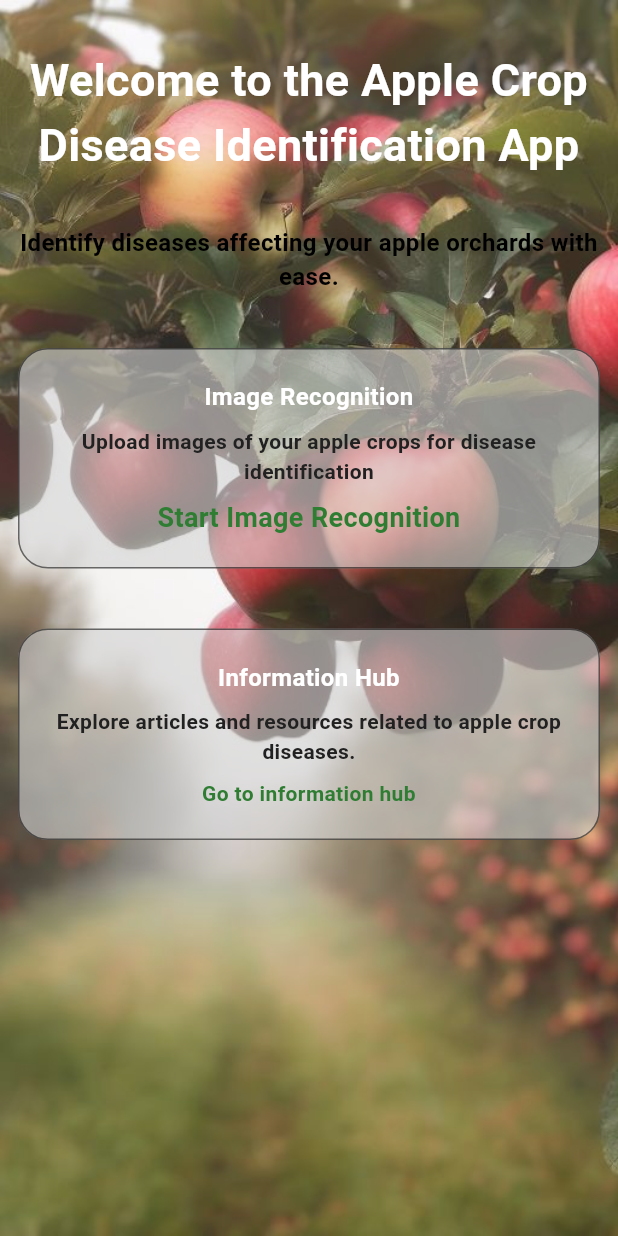
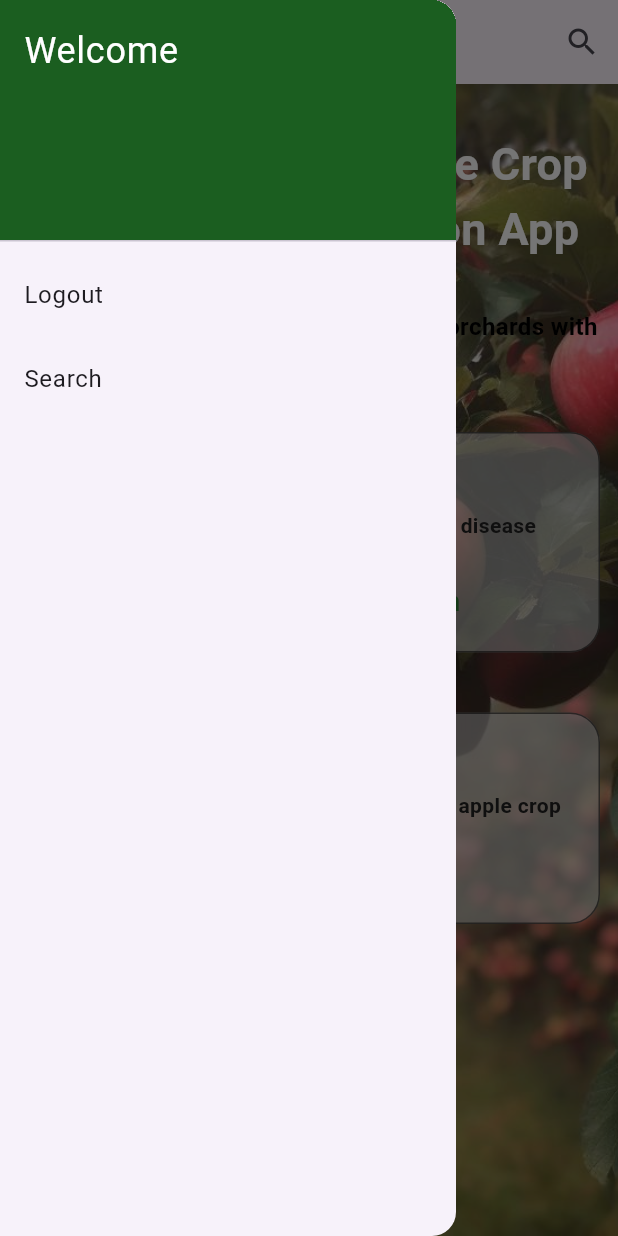
Before and after one commit to satyadivyapedapati/pdd-app-main, a Flutter app: the LandingScreen screen opened directly, with the side drawer open (before the commit the screen has no drawer), on a phone screen of 412 x 824 dp. Run offline on Flutter 3.47's test engine with Material 3 defaults, Android fonts, the phone set to English and light mode, and no system bars; our stand-ins replace firebase_auth, firebase_core, flutter_bloc, get, get_storage, google_fonts and 1 more; missing offline and left inert: tflite_v2; accounts and stored records are empty.

```diff
--- a/lib/pages/home/end-user/landing_page.dart
+++ b/lib/pages/home/end-user/landing_page.dart
@@ -1,31 +1,95 @@
 import 'package:flutter/material.dart';
-import 'package:flutter/src/widgets/container.dart';
-import 'package:flutter/src/widgets/framework.dart';
-import 'package:get/get.dart';
-import 'package:get/get_core/src/get_main.dart';
-import 'package:google_fonts/google_fonts.dart';
-import 'package:plant_disease_detector/pages/home/home_screen.dart';
 import 'package:plant_disease_detector/pages/home/image_picker.dart';
 import 'package:plant_disease_detector/pages/login/login_screen.dart';
-import 'package:plant_disease_detector/utils/constants.dart';
-import 'package:plant_disease_detector/utils/widgets/appbar.dart';
-import 'package:plant_disease_detector/utils/widgets/common_widget.dart';
+import 'package:plant_disease_detector/pages/login/search_screen.dart';
 
-class LandingScreen extends StatefulWidget {
-  const LandingScreen({super.key});
+class LandingScreen extends StatelessWidget {
+  const LandingScreen({Key? key}) : super(key: key);
 
   @override
-  State<LandingScreen> createState() => _LandingScreenState();
-}
+  Widget build(BuildContext context) {
+    return Scaffold(
+      appBar: AppBar(
+        title: const Text('Landing Screen'),
+        actions: [
+          IconButton(
+            icon: const Icon(Icons.search),
+            onPressed: () {
+              Navigator.pushNamed(context, SearchScreen.routeName);
+            },
+          ),
+        ],
+      ),
+      drawer: NavigationDrawer(),
+      body: SafeArea(
+        child: GestureDetector(
+          onTap: () {
+            Navigator.push(
+              context,
+              MaterialPageRoute(
+                builder: (context) => const ImagePickerScreen(),
+              ),
+            );
+          },
+          child: Container(
+            decoration: const BoxDecoration(
+              image: DecorationImage(
+                image: AssetImage("assets/images/image-recognition-page.jpg"),
+                fit: BoxFit.cover,
+                opacity: 0.9,
+              ),
+            ),
+            child: Column(
+              children: [
+                const SizedBox(
+                  height: 32,
+                ),
+                const Text(
+                  'Welcome to the Apple Crop Disease Identification App',
+                  textAlign: TextAlign.center,
+                  style: TextStyle(
+                    color: Colors.white,
+                    fontSize: 30,
+                    fontWeight: FontWeight.w700,
+                  ),
+                ),
+                const SizedBox(
+                  height: 32,
+                ),
+                const Text(
+                  'Identify diseases affecting your apple orchards with ease.',
+                  textAlign: TextAlign.center,
+                  style: TextStyle(
+                    color: Colors.black,
+                    fontSize: 16,
+                    fontWeight: FontWeight.w700,
+                  ),
+                ),
+                const SizedBox(
+                  height: 16,
+                ),
+                _imgRecognition(),
+                _infoHub(),
+                const SizedBox(height: 5),
+              ],
+            ),
+          ),
+        ),
+      ),
+    );
+  }
 
-class _LandingScreenState extends State<LandingScreen> {
   Container _imgRecognition() {
     return Container(
       margin: const EdgeInsets.symmetric(horizontal: 12.0, vertical: 20.0),
       padding: const EdgeInsets.all(20),
       decoration: BoxDecoration(
         color: const Color.fromRGBO(
-            211, 211, 211, .6), //here i want to add opacity
+          211,
+          211,
+          211,
+          .6,
+        ),
         border: Border.all(
           color: Colors.black54,
         ),
@@ -36,55 +100,42 @@
           bottomRight: Radius.circular(20.0),
         ),
       ),
-      child: GestureDetector(
-        onTap: () {
-          Navigator.push(
-            context,
-            MaterialPageRoute(
-              builder: (context) =>
-                  //  VerifyScreen()
-                  // ForgetScreen()
-                  const ImagePickerScreen(),
+      child: Column(
+        children: [
+          const Text(
+            'Image Recognition',
+            textAlign: TextAlign.center,
+            style: TextStyle(
+              color: Colors.white,
+              fontSize: 16,
+              fontWeight: FontWeight.w700,
             ),
-          );
-        },
-        child: Column(
-          children: [
-            const Text(
-              'Image Recognition',
-              textAlign: TextAlign.center,
-              style: TextStyle(
-                color: Colors.white,
-                fontSize: 16,
-                fontWeight: FontWeight.w700,
-              ),
+          ),
+          const SizedBox(
+            height: 8,
+          ),
+          Text(
+            'Upload images of your apple crops for disease identification',
+            textAlign: TextAlign.center,
+            style: TextStyle(
+              color: Colors.grey.shade900,
+              fontSize: 14,
+              fontWeight: FontWeight.w700,
             ),
-            const SizedBox(
-              height: 8,
+          ),
+          const SizedBox(
+            height: 8,
+          ),
+          Text(
+            'Start Image Recognition',
+            textAlign: TextAlign.center,
+            style: TextStyle(
+              color: Colors.green.shade800,
+              fontSize: 18,
+              fontWeight: FontWeight.w700,
             ),
-            Text(
-              'Upload images of your apple crops for disease identification',
-              textAlign: TextAlign.center,
-              style: TextStyle(
-                color: Colors.grey.shade900,
-                fontSize: 14,
-                fontWeight: FontWeight.w700,
-              ),
-            ),
-            const SizedBox(
-              height: 8,
-            ),
-            Text(
-              'Start Image Recognition',
-              textAlign: TextAlign.center,
-              style: TextStyle(
-                color: Colors.green.shade800,
-                fontSize: 18,
-                fontWeight: FontWeight.w700,
-              ),
-            ),
-          ],
-        ),
+          ),
+        ],
       ),
     );
   }
@@ -95,7 +146,11 @@
       padding: const EdgeInsets.all(20),
       decoration: BoxDecoration(
         color: const Color.fromRGBO(
-            211, 211, 211, .6), //here i want to add opacity
+          211,
+          211,
+          211,
+          .6,
+        ),
         border: Border.all(
           color: Colors.black54,
         ),
@@ -106,98 +161,84 @@
           bottomRight: Radius.circular(20.0),
         ),
       ),
-      child: GestureDetector(
-        onTap: () {},
-        child: Column(
-          children: [
-            const Text(
-              'Information Hub',
-              textAlign: TextAlign.center,
-              style: TextStyle(
-                color: Colors.white,
-                fontSize: 16,
-                fontWeight: FontWeight.w700,
-              ),
+      child: Column(
+        children: [
+          const Text(
+            'Information Hub',
+            textAlign: TextAlign.center,
+            style: TextStyle(
+              color: Colors.white,
+              fontSize: 16,
+              fontWeight: FontWeight.w700,
             ),
-            const SizedBox(
-              height: 8,
+          ),
+          const SizedBox(
+            height: 8,
+          ),
+          Text(
+            'Explore articles and resources related to apple crop diseases.',
+            textAlign: TextAlign.center,
+            style: TextStyle(
+              color: Colors.grey.shade900,
+              fontSize: 14,
+              fontWeight: FontWeight.w700,
             ),
-            Text(
-              'Explore articles and resources related to apple crop diseases.',
-              textAlign: TextAlign.center,
-              style: TextStyle(
-                color: Colors.grey.shade900,
-                fontSize: 14,
-                fontWeight: FontWeight.w700,
-              ),
+          ),
+          const SizedBox(
+            height: 8,
+          ),
+          Text(
+            'Go to information hub',
+            textAlign: TextAlign.center,
+            style: TextStyle(
+              color: Colors.green.shade800,
+              fontSize: 14,
+              fontWeight: FontWeight.w700,
             ),
-            const SizedBox(
-              height: 8,
-            ),
-            Text(
-              'Go to information hub',
-              textAlign: TextAlign.center,
-              style: TextStyle(
-                color: Colors.green.shade800,
-                fontSize: 14,
-                fontWeight: FontWeight.w700,
-              ),
-            ),
-          ],
-        ),
+          ),
+        ],
       ),
     );
   }
+}
+
+class NavigationDrawer extends StatelessWidget {
+  const NavigationDrawer({Key? key}) : super(key: key);
 
   @override
   Widget build(BuildContext context) {
-    return Scaffold(
-      body: SafeArea(
-        child: Container(
-          decoration: const BoxDecoration(
-            image: DecorationImage(
-              image: AssetImage("assets/images/image-recognition-page.jpg"),
-              fit: BoxFit.cover,
-              opacity: 0.9,
+    final GlobalKey<ScaffoldState> _scaffoldKey = GlobalKey<ScaffoldState>();
+
+    return Drawer(
+      child: ListView(
+        padding: EdgeInsets.zero,
+        children: <Widget>[
+          DrawerHeader(
+            decoration: BoxDecoration(
+              color: Colors.green[900],
+            ),
+            child: Text(
+              'Welcome',
+              style: TextStyle(
+                color: Colors.white,
+                fontSize: 24,
+              ),
             ),
           ),
-          child: Column(
-            children: [
-              const SizedBox(
-                height: 32,
-              ),
-              const Text(
-                'Welcome to the Apple Crop Disease Identification App',
-                textAlign: TextAlign.center,
-                style: TextStyle(
-                  color: Colors.white,
-                  fontSize: 30,
-                  fontWeight: FontWeight.w700,
-                ),
-              ),
-              const SizedBox(
-                height: 32,
-              ),
-              const Text(
-                'Identify diseases affecting your apple orchards with ease.',
-                textAlign: TextAlign.center,
-                style: TextStyle(
-                  color: Colors.black,
-                  fontSize: 16,
-                  fontWeight: FontWeight.w700,
-                ),
-              ),
-              const SizedBox(
-                height: 16,
-              ),
-              _imgRecognition(),
-              _infoHub(),
-              space5C
-            ],
+          ListTile(
+            title: Text('Logout'),
+            onTap: () {
+              Navigator.pushNamed(context, LoginScreen.routeName);
+            },
           ),
-        ),
+          ListTile(
+            title: Text('Search'),
+            onTap: () {
+              Navigator.pushNamed(context, SearchScreen.routeName);
+            },
+          ),
+        ],
       ),
-      // backgroundColor: Colors.white,
     );
   }
 }
--- /dev/null
+++ b/lib/pages/home/end-user/navigation_bloc.dart
@@ -0,0 +1,22 @@
+import 'package:flutter_bloc/flutter_bloc.dart';
+
+enum NavigationEvents {
+  LogoutClickedEvent,
+  SearchClickedEvent,
+}
+
+class NavigationBloc extends Bloc<NavigationEvents, dynamic> {
+  NavigationBloc() : super(null);
+
+  @override
+  Stream<dynamic> mapEventToState(NavigationEvents event) async* {
+    switch (event) {
+      case NavigationEvents.LogoutClickedEvent:
+        // Perform logout logic here
+        break;
+      case NavigationEvents.SearchClickedEvent:
+        //yield YourSearchPage();
+        break;
+    }
+  }
+}
```
Also changed, not shown: lib/pages/home/end-user/navigation_drawer.dart (added, +35 -0 lines), lib/pages/login/search_results.dart (added, +124 -0 lines), lib/pages/login/search_screen.dart (added, +191 -0 lines).
